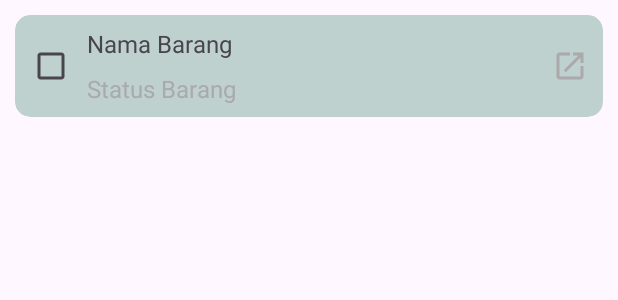
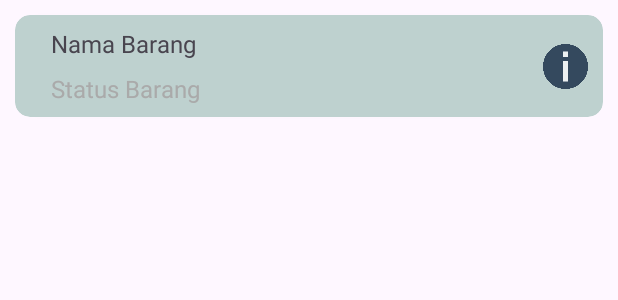
Before and after one commit to ifs21049-itdel/lostandfound, an Android app: the layout item_row_lostfound.xml on its own in the app's theme, with its tools: preview values and no code run, on a phone screen of 412 x 824 dp. Shown: the top 300 px of the screen. Run offline under Robolectric (Android 15) with nearby library versions, the phone set to English and light mode, and no system bars; network calls fail.

Commit message:
UAS Praktikum

```diff
--- a/app/src/main/res/layout/activity_register.xml
+++ b/app/src/main/res/layout/activity_register.xml
@@ -78,10 +78,11 @@
             app:layout_constraintHorizontal_bias="0.0"
             app:layout_constraintStart_toStartOf="parent"
             app:layout_constraintTop_toBottomOf="@+id/tvRegisterLabelName" />
+
         <ImageView
             android:id="@+id/imageView"
-            android:layout_width="wrap_content"
-            android:layout_height="wrap_content"
+            android:layout_width="150dp"
+            android:layout_height="150dp"
             android:layout_marginTop="32dp"
             android:src="@drawable/ic_logo"
             app:layout_constraintEnd_toEndOf="parent"
--- a/app/src/main/res/layout/item_row_lostfound.xml
+++ b/app/src/main/res/layout/item_row_lostfound.xml
@@ -14,53 +14,41 @@
         android:layout_height="match_parent"
         app:layout_constraintCircleRadius="3dp">
 
-        <CheckBox
-            android:id="@+id/cbItemLostFoundIsFinished"
-            android:layout_width="wrap_content"
-            android:layout_height="wrap_content"
-            android:foregroundGravity="center"
-            android:gravity="center"
-            android:scaleX="1"
-            android:scaleY="1"
-            android:textSize="14sp"
-            app:layout_constraintBottom_toBottomOf="parent"
-            app:layout_constraintStart_toStartOf="parent"
-            app:layout_constraintTop_toTopOf="parent" />
-
         <TextView
             android:id="@+id/tvItemLostFoundTitle"
             android:layout_width="0dp"
             android:layout_height="wrap_content"
+            android:layout_marginStart="24dp"
             android:layout_marginTop="8dp"
             android:layout_marginBottom="8dp"
             android:text="Nama Barang"
             android:textSize="16sp"
             app:layout_constraintBottom_toTopOf="@+id/tvLostFoundDetailStatus"
             app:layout_constraintEnd_toStartOf="@+id/ivItemLostFoundDetail"
-            app:layout_constraintStart_toEndOf="@+id/cbItemLostFoundIsFinished"
+            app:layout_constraintStart_toStartOf="parent"
             app:layout_constraintTop_toTopOf="parent" />
 
         <TextView
             android:id="@+id/tvLostFoundDetailStatus"
             android:layout_width="0dp"
             android:layout_height="wrap_content"
+            android:layout_marginStart="24dp"
             android:layout_marginBottom="8dp"
             android:text="Status Barang"
             android:textColor="#AAAAAA"
             android:textSize="16sp"
             app:layout_constraintBottom_toBottomOf="parent"
             app:layout_constraintEnd_toEndOf="@+id/tvItemLostFoundTitle"
-            app:layout_constraintStart_toEndOf="@+id/cbItemLostFoundIsFinished" />
+            app:layout_constraintStart_toStartOf="parent" />
 
         <ImageView
             android:id="@+id/ivItemLostFoundDetail"
-            android:layout_width="wrap_content"
-            android:layout_height="wrap_content"
+            android:layout_width="50dp"
+            android:layout_height="50dp"
             android:padding="10dp"
             app:layout_constraintBottom_toBottomOf="parent"
             app:layout_constraintEnd_toEndOf="parent"
             app:layout_constraintTop_toTopOf="parent"
-            app:srcCompat="@drawable/ic_open_in_new_24"
-            app:tint="#AAAAAA" />
+            app:srcCompat="@drawable/information" />
     </androidx.constraintlayout.widget.ConstraintLayout>
 </androidx.cardview.widget.CardView>
```
Also changed, not shown: app/src/main/java/com/ifs21049/lostandfound/adapter/LostFoundsAdapter.kt (+0 -10 lines), app/src/main/java/com/ifs21049/lostandfound/presentation/lostfound/LostFoundManageActivity.kt (+66 -84 lines), app/src/main/res/drawable/information.png (added).
